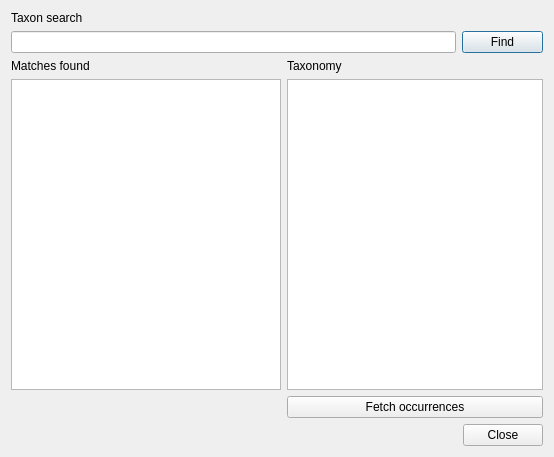
The window that species_explorer/species_explorer_dialog_base.ui (kartoza/SpeciesExplorer) describes before a commit, drawn with Qt 5.
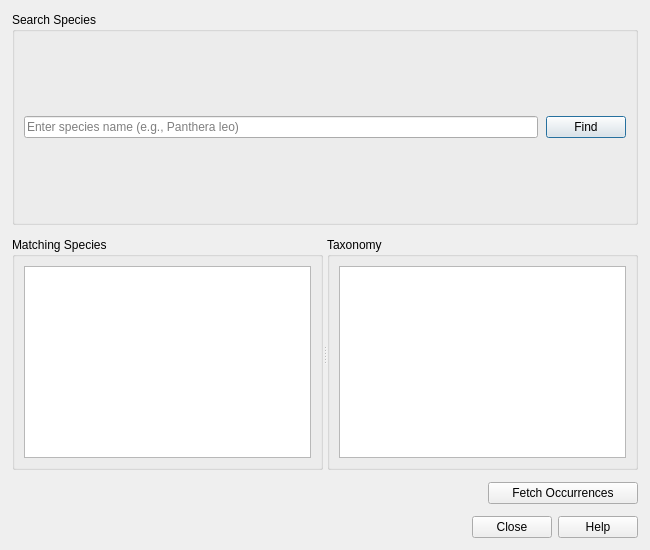
The same window after the commit.

```diff
--- a/species_explorer/species_explorer_dialog_base.ui
+++ b/species_explorer/species_explorer_dialog_base.ui
@@ -6,78 +6,151 @@
    <rect>
     <x>0</x>
     <y>0</y>
-    <width>554</width>
-    <height>457</height>
+    <width>650</width>
+    <height>550</height>
    </rect>
   </property>
+  <property name="minimumSize">
+   <size>
+    <width>500</width>
+    <height>400</height>
+   </size>
+  </property>
   <property name="windowTitle">
    <string>Species Explorer</string>
   </property>
-  <layout class="QGridLayout" name="gridLayout">
-   <item row="0" column="0">
-    <widget class="QLabel" name="label">
-     <property name="text">
-      <string>Taxon search</string>
+  <layout class="QVBoxLayout" name="verticalLayout">
+   <property name="spacing">
+    <number>12</number>
+   </property>
+   <property name="leftMargin">
+    <number>12</number>
+   </property>
+   <property name="topMargin">
+    <number>12</number>
+   </property>
+   <property name="rightMargin">
+    <number>12</number>
+   </property>
+   <property name="bottomMargin">
+    <number>12</number>
+   </property>
+   <item>
+    <widget class="QGroupBox" name="search_group">
+     <property name="title">
+      <string>Search Species</string>
+     </property>
+     <layout class="QHBoxLayout" name="horizontalLayout">
+      <property name="spacing">
+       <number>8</number>
+      </property>
+      <item>
+       <widget class="QLineEdit" name="search_text">
+        <property name="placeholderText">
+         <string>Enter species name (e.g., Panthera leo)</string>
      </property>
     </widget>
    </item>
-   <item row="1" column="0" colspan="3">
-    <widget class="QLineEdit" name="search_text"/>
-   </item>
-   <item row="1" column="3">
+      <item>
     <widget class="QPushButton" name="search_button">
      <property name="text">
       <string>Find</string>
      </property>
-    </widget>
-   </item>
-   <item row="2" column="0">
-    <widget class="QLabel" name="label_2">
-     <property name="text">
-      <string>Matches found</string>
+        <property name="default">
+         <bool>true</bool>
+        </property>
+       </widget>
+      </item>
+     </layout>
+    </widget>
+   </item>
+   <item>
+    <widget class="QSplitter" name="splitter">
+     <property name="orientation">
+      <enum>Qt::Horizontal</enum>
      </property>
-    </widget>
-   </item>
-   <item row="2" column="1">
-    <widget class="QLabel" name="label_3">
-     <property name="text">
+     <property name="childrenCollapsible">
+      <bool>false</bool>
+     </property>
+     <widget class="QGroupBox" name="results_group">
+      <property name="title">
+       <string>Matching Species</string>
+      </property>
+      <property name="minimumSize">
+       <size>
+        <width>200</width>
+        <height>0</height>
+       </size>
+      </property>
+      <layout class="QVBoxLayout" name="verticalLayout_2">
+       <item>
+        <widget class="QListWidget" name="results_list">
+         <property name="alternatingRowColors">
+          <bool>true</bool>
+         </property>
+        </widget>
+       </item>
+      </layout>
+     </widget>
+     <widget class="QGroupBox" name="taxonomy_group">
+      <property name="title">
       <string>Taxonomy</string>
      </property>
-    </widget>
-   </item>
-   <item row="3" column="0">
-    <widget class="QListWidget" name="results_list"/>
+      <property name="minimumSize">
+       <size>
+        <width>250</width>
+        <height>0</height>
+       </size>
+      </property>
+      <layout class="QVBoxLayout" name="verticalLayout_3">
+       <item>
+        <widget class="QListWidget" name="taxonomy_list">
+         <property name="alternatingRowColors">
+          <bool>true</bool>
+         </property>
+        </widget>
+       </item>
+      </layout>
+     </widget>
+    </widget>
    </item>
-   <item row="3" column="1" colspan="3">
-    <widget class="QListWidget" name="taxonomy_list"/>
-   </item>
-   <item row="4" column="0">
+   <item>
+    <layout class="QHBoxLayout" name="fetch_layout">
+     <item>
     <spacer name="horizontalSpacer">
      <property name="orientation">
       <enum>Qt::Horizontal</enum>
      </property>
      <property name="sizeHint" stdset="0">
       <size>
-       <width>257</width>
+         <width>40</width>
        <height>20</height>
       </size>
      </property>
     </spacer>
    </item>
-   <item row="4" column="1" colspan="3">
+     <item>
     <widget class="QPushButton" name="fetch_button">
      <property name="text">
-      <string>Fetch occurrences</string>
+        <string>Fetch Occurrences</string>
+       </property>
+       <property name="minimumSize">
+        <size>
+         <width>150</width>
+         <height>0</height>
+        </size>
      </property>
     </widget>
    </item>
-   <item row="5" column="2" colspan="2">
+    </layout>
+   </item>
+   <item>
     <widget class="QDialogButtonBox" name="button_box">
      <property name="orientation">
       <enum>Qt::Horizontal</enum>
      </property>
      <property name="standardButtons">
-      <set>QDialogButtonBox::Close</set>
+      <set>QDialogButtonBox::Close|QDialogButtonBox::Help</set>
      </property>
     </widget>
    </item>
```
Lines whose indentation alone changed are shown as unchanged.
